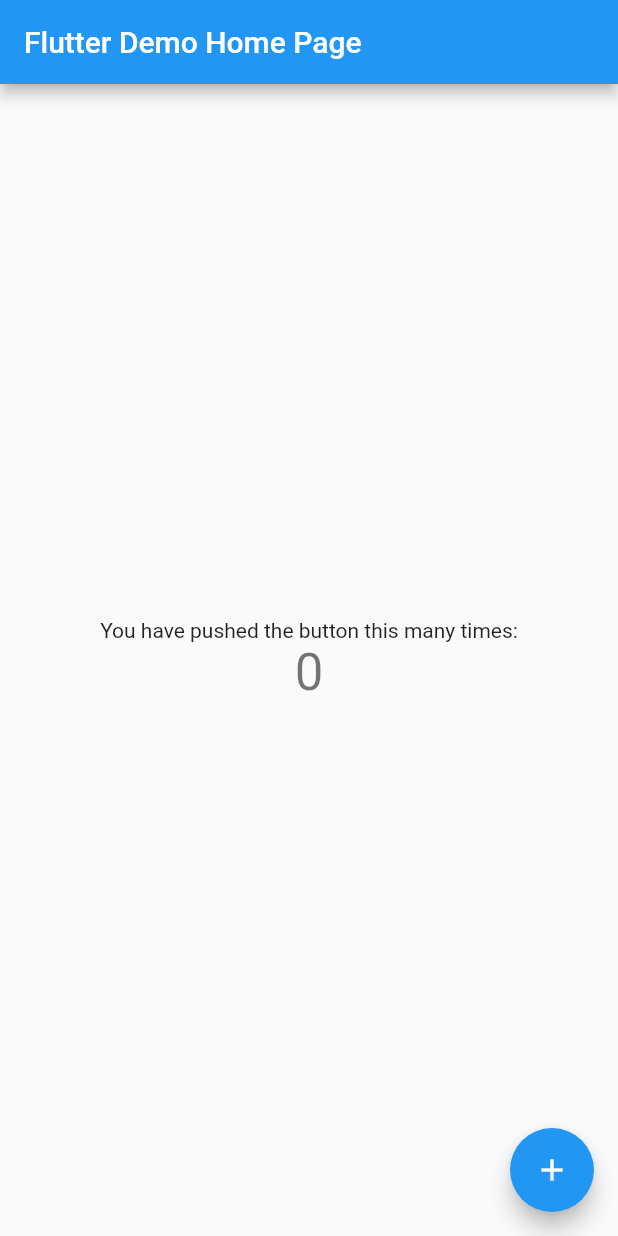
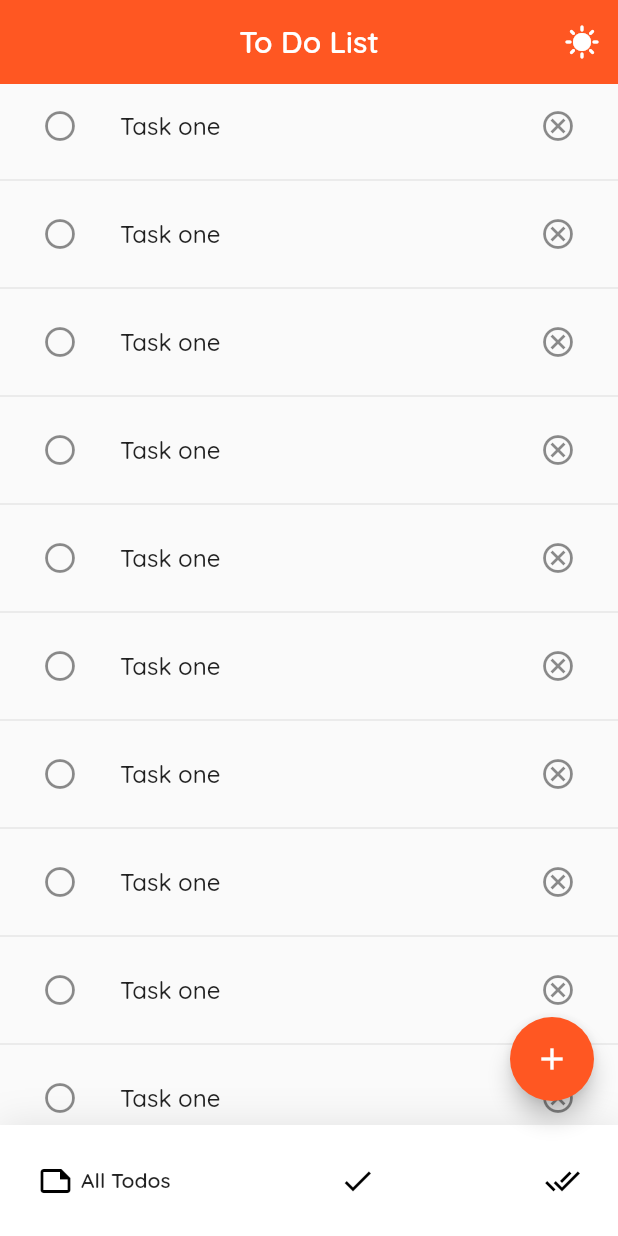
Before and after one commit to DANIEL-DEMELASH/Todo_with_provider, a Flutter app: the screen it shows after launch, on a phone screen of 412 x 824 dp. Run offline on Flutter 3.47's test engine with Material 2 defaults, Android fonts, the phone set to English and light mode, and no system bars; drawn by our look-alikes of google_nav_bar.

Commit message:
style: created Todo Screen

```diff
--- /dev/null
+++ b/lib/constants.dart
@@ -0,0 +1,8 @@
+import 'package:flutter/material.dart';
+
+const kTitleStyle = TextStyle(
+  fontFamily: 'Quicksand',
+  fontWeight: FontWeight.w700,
+);
+
+const kBgColor = Colors.deepOrange;
--- a/lib/main.dart
+++ b/lib/main.dart
@@ -1,4 +1,5 @@
 import 'package:flutter/material.dart';
+import 'package:todo/screens/todo_screen.dart';
 
 void main() {
   runApp(const MyApp());
@@ -7,109 +8,12 @@ void main() {
 class MyApp extends StatelessWidget {
   const MyApp({super.key});
 
-  // This widget is the root of your application.
   @override
   Widget build(BuildContext context) {
     return MaterialApp(
-      title: 'Flutter Demo',
-      theme: ThemeData(
-        // This is the theme of your application.
-        //
-        // Try running your application with "flutter run". You'll see the
-        // application has a blue toolbar. Then, without quitting the app, try
-        // changing the primarySwatch below to Colors.green and then invoke
-        // "hot reload" (press "r" in the console where you ran "flutter run",
-        // or simply save your changes to "hot reload" in a Flutter IDE).
-        // Notice that the counter didn't reset back to zero; the application
-        // is not restarted.
-        primarySwatch: Colors.blue,
-      ),
-      home: const MyHomePage(title: 'Flutter Demo Home Page'),
+      debugShowCheckedModeBanner: false,
+      theme: ThemeData(fontFamily: 'Quicksand'),
+      home: const TodoScreen(),
     );
   }
 }
-
-class MyHomePage extends StatefulWidget {
-  const MyHomePage({super.key, required this.title});
-
-  // This widget is the home page of your application. It is stateful, meaning
-  // that it has a State object (defined below) that contains fields that affect
-  // how it looks.
-
-  // This class is the configuration for the state. It holds the values (in this
-  // case the title) provided by the parent (in this case the App widget) and
-  // used by the build method of the State. Fields in a Widget subclass are
-  // always marked "final".
-
-  final String title;
-
-  @override
-  State<MyHomePage> createState() => _MyHomePageState();
-}
-
-class _MyHomePageState extends State<MyHomePage> {
-  int _counter = 0;
-
-  void _incrementCounter() {
-    setState(() {
-      // This call to setState tells the Flutter framework that something has
-      // changed in this State, which causes it to rerun the build method below
-      // so that the display can reflect the updated values. If we changed
-      // _counter without calling setState(), then the build method would not be
-      // called again, and so nothing would appear to happen.
-      _counter++;
-    });
-  }
-
-  @override
-  Widget build(BuildContext context) {
-    // This method is rerun every time setState is called, for instance as done
-    // by the _incrementCounter method above.
-    //
-    // The Flutter framework has been optimized to make rerunning build methods
-    // fast, so that you can just rebuild anything that needs updating rather
-    // than having to individually change instances of widgets.
-    return Scaffold(
-      appBar: AppBar(
-        // Here we take the value from the MyHomePage object that was created by
-        // the App.build method, and use it to set our appbar title.
-        title: Text(widget.title),
-      ),
-      body: Center(
-        // Center is a layout widget. It takes a single child and positions it
-        // in the middle of the parent.
-        child: Column(
-          // Column is also a layout widget. It takes a list of children and
-          // arranges them vertically. By default, it sizes itself to fit its
-          // children horizontally, and tries to be as tall as its parent.
-          //
-          // Invoke "debug painting" (press "p" in the console, choose the
-          // "Toggle Debug Paint" action from the Flutter Inspector in Android
-          // Studio, or the "Toggle Debug Paint" command in Visual Studio Code)
-          // to see the wireframe for each widget.
-          //
-          // Column has various properties to control how it sizes itself and
-          // how it positions its children. Here we use mainAxisAlignment to
-          // center the children vertically; the main axis here is the vertical
-          // axis because Columns are vertical (the cross axis would be
-          // horizontal).
-          mainAxisAlignment: MainAxisAlignment.center,
-          children: <Widget>[
-            const Text(
-              'You have pushed the button this many times:',
-            ),
-            Text(
-              '$_counter',
-              style: Theme.of(context).textTheme.headline4,
-            ),
-          ],
-        ),
-      ),
-      floatingActionButton: FloatingActionButton(
-        onPressed: _incrementCounter,
-        tooltip: 'Increment',
-        child: const Icon(Icons.add),
-      ), // This trailing comma makes auto-formatting nicer for build methods.
-    );
-  }
-}
--- /dev/null
+++ b/lib/screens/todo_screen.dart
@@ -0,0 +1,102 @@
+import 'package:flutter/material.dart';
+import 'package:google_nav_bar/google_nav_bar.dart';
+import 'package:todo/constants.dart';
+
+class TodoScreen extends StatefulWidget {
+  const TodoScreen({super.key});
+
+  @override
+  State<TodoScreen> createState() => _TodoScreenState();
+}
+
+class _TodoScreenState extends State<TodoScreen> {
+  int _selectedIndex = 0;
+  static final List<Widget> _screens = [
+    placeholderList(),
+    placeholderList(),
+    placeholderList(),
+  ];
+  @override
+  Widget build(BuildContext context) {
+    return Scaffold(
+        floatingActionButton: FloatingActionButton(
+          onPressed: () {
+            //TODO: add new task method
+          },
+          backgroundColor: kBgColor,
+          child: const Icon(Icons.add),
+        ),
+        appBar: AppBar(
+          backgroundColor: kBgColor,
+          title: const Text(
+            'To Do List',
+            style: kTitleStyle,
+          ),
+          centerTitle: true,
+          elevation: 0,
+          actions: [
+            IconButton(
+                onPressed: () {
+                  //TODO: change theme method
+                },
+                icon: const Icon(Icons.sunny))
+          ],
+        ),
+        bottomNavigationBar: Container(
+          decoration: BoxDecoration(color: Colors.white, boxShadow: [
+            BoxShadow(blurRadius: 20.0, color: Colors.black.withOpacity(.1))
+          ]),
+          child: SafeArea(
+            child: GNav(
+              tabs: const [
+                GButton(
+                  icon: Icons.note_outlined,
+                  text: 'All Todos',
+                  gap: 5.0,
+                ),
+                GButton(
+                  icon: Icons.check,
+                  text: 'Incomplete',
+                  gap: 5.0,
+                ),
+                GButton(
+                  icon: Icons.done_all,
+                  text: 'Completed',
+                  gap: 5.0,
+                ),
+              ],
+              selectedIndex: _selectedIndex,
+              onTabChange: ((index) {
+                setState(() {
+                  _selectedIndex = index;
+                });
+              }),
+            ),
+          ),
+        ),
+        body: _screens[_selectedIndex]);
+  }
+}
+
+Widget placeholderList() {
+  return ListView.separated(
+      itemBuilder: (((context, index) {
+        return ListTile(
+          leading: IconButton(
+              onPressed: () {
+                //TODO: change task state method
+              },
+              icon: const Icon(Icons.circle_outlined)),
+          title: const Text('Task one'),
+          trailing: IconButton(
+              onPressed: () {
+                //TODO: delete a task method
+              },
+              icon: const Icon(Icons.cancel_outlined)),
+        );
+      })),
+      separatorBuilder: ((context, index) {
+        return const Divider();
+      }),
+      itemCount: 15);
+}
```
Also changed, not shown: pubspec.yaml (+11 -56 lines), assets/fonts/Quicksand-Medium.ttf (added), assets/fonts/Quicksand-SemiBold.ttf (added), lib/widgets/custom_bottom_nav.dart (added), pubspec.lock.
